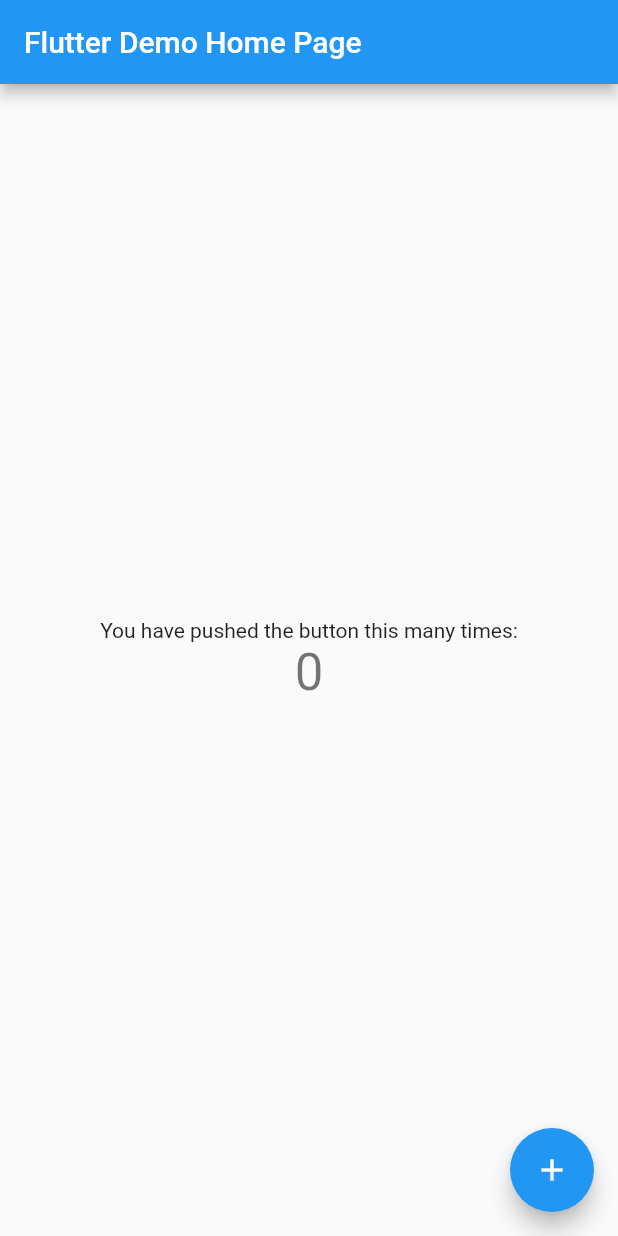
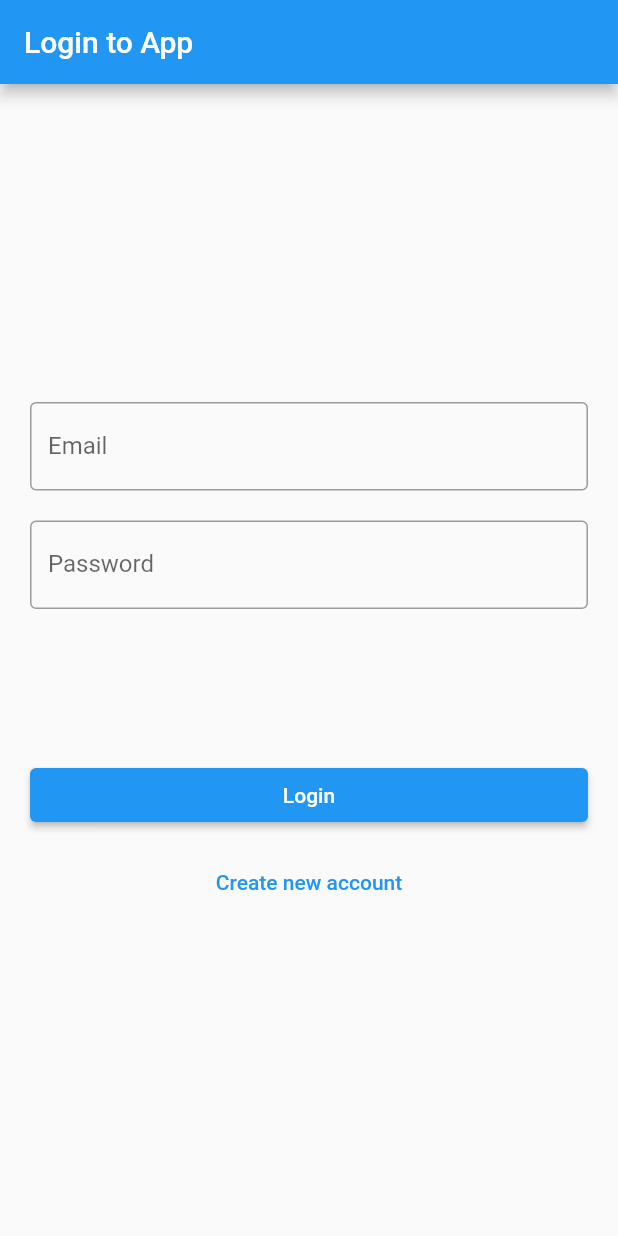
Before and after one commit to MarekD97/share-cost-app, a Flutter app: the screen it shows after launch, on a phone screen of 412 x 824 dp. Run offline on Flutter 3.47's test engine with Material 2 defaults, Android fonts, the phone set to English and light mode, and no system bars.

Commit message:
Add login view and routes

```diff
--- a/lib/main.dart
+++ b/lib/main.dart
@@ -1,115 +1,10 @@
 import 'package:flutter/material.dart';
 
+import 'routes.dart';
+
 void main() {
-  runApp(const MyApp());
+  runApp(MaterialApp(
+    title: 'Share Cost App',
+    routes: Routes.routes,
+  ));
 }
-
-class MyApp extends StatelessWidget {
-  const MyApp({super.key});
-
-  // This widget is the root of your application.
-  @override
-  Widget build(BuildContext context) {
-    return MaterialApp(
-      title: 'Flutter Demo',
-      theme: ThemeData(
-        // This is the theme of your application.
-        //
-        // Try running your application with "flutter run". You'll see the
-        // application has a blue toolbar. Then, without quitting the app, try
-        // changing the primarySwatch below to Colors.green and then invoke
-        // "hot reload" (press "r" in the console where you ran "flutter run",
-        // or simply save your changes to "hot reload" in a Flutter IDE).
-        // Notice that the counter didn't reset back to zero; the application
-        // is not restarted.
-        primarySwatch: Colors.blue,
-      ),
-      home: const MyHomePage(title: 'Flutter Demo Home Page'),
-    );
-  }
-}
-
-class MyHomePage extends StatefulWidget {
-  const MyHomePage({super.key, required this.title});
-
-  // This widget is the home page of your application. It is stateful, meaning
-  // that it has a State object (defined below) that contains fields that affect
-  // how it looks.
-
-  // This class is the configuration for the state. It holds the values (in this
-  // case the title) provided by the parent (in this case the App widget) and
-  // used by the build method of the State. Fields in a Widget subclass are
-  // always marked "final".
-
-  final String title;
-
-  @override
-  State<MyHomePage> createState() => _MyHomePageState();
-}
-
-class _MyHomePageState extends State<MyHomePage> {
-  int _counter = 0;
-
-  void _incrementCounter() {
-    setState(() {
-      // This call to setState tells the Flutter framework that something has
-      // changed in this State, which causes it to rerun the build method below
-      // so that the display can reflect the updated values. If we changed
-      // _counter without calling setState(), then the build method would not be
-      // called again, and so nothing would appear to happen.
-      _counter++;
-    });
-  }
-
-  @override
-  Widget build(BuildContext context) {
-    // This method is rerun every time setState is called, for instance as done
-    // by the _incrementCounter method above.
-    //
-    // The Flutter framework has been optimized to make rerunning build methods
-    // fast, so that you can just rebuild anything that needs updating rather
-    // than having to individually change instances of widgets.
-    return Scaffold(
-      appBar: AppBar(
-        // Here we take the value from the MyHomePage object that was created by
-        // the App.build method, and use it to set our appbar title.
-        title: Text(widget.title),
-      ),
-      body: Center(
-        // Center is a layout widget. It takes a single child and positions it
-        // in the middle of the parent.
-        child: Column(
-          // Column is also a layout widget. It takes a list of children and
-          // arranges them vertically. By default, it sizes itself to fit its
-          // children horizontally, and tries to be as tall as its parent.
-          //
-          // Invoke "debug painting" (press "p" in the console, choose the
-          // "Toggle Debug Paint" action from the Flutter Inspector in Android
-          // Studio, or the "Toggle Debug Paint" command in Visual Studio Code)
-          // to see the wireframe for each widget.
-          //
-          // Column has various properties to control how it sizes itself and
-          // how it positions its children. Here we use mainAxisAlignment to
-          // center the children vertically; the main axis here is the vertical
-          // axis because Columns are vertical (the cross axis would be
-          // horizontal).
-          mainAxisAlignment: MainAxisAlignment.center,
-          children: <Widget>[
-            const Text(
-              'You have pushed the button this many times:',
-            ),
-            Text(
-              '$_counter',
-              style: Theme.of(context).textTheme.headline4,
-            ),
-          ],
-        ),
-      ),
-      floatingActionButton: FloatingActionButton(
-        onPressed: _incrementCounter,
-        tooltip: 'Increment',
-        child: const Icon(Icons.add),
-      ), // This trailing comma makes auto-formatting nicer for build methods.
-    );
-  }
-}
--- a/lib/routes.dart
+++ b/lib/routes.dart
@@ -0,0 +1,12 @@
+import 'package:share_cost_app/views/login_view.dart';
+
+class Routes {
+
+  static const String home = '/';
+  static const String dashboard = '/dashboard';
+  static const String createExpense = '/create-expense';
+
+  static final routes = {
+    home: (context) => const LoginView(),
+  };
+}
--- /dev/null
+++ b/lib/views/login_view.dart
@@ -0,0 +1,39 @@
+import 'package:flutter/material.dart';
+
+class LoginView extends StatefulWidget {
+  const LoginView({Key? key}) : super(key: key);
+
+  @override
+  State<LoginView> createState() => _LoginViewState();
+}
+
+class _LoginViewState extends State<LoginView> {
+  @override
+  Widget build(BuildContext context) {
+    return Scaffold(
+      appBar: AppBar(title: const Text('Login to App')),
+      body: Center(
+        child: ListView(
+          padding: const EdgeInsets.all(20.0),
+          shrinkWrap: true,
+          children: [
+            const TextField(
+              decoration: InputDecoration(
+                  border: OutlineInputBorder(), labelText: 'Email'),
+            ),
+            const SizedBox(height: 20.0),
+            const TextField(
+              decoration: InputDecoration(
+                  border: OutlineInputBorder(), labelText: 'Password'),
+            ),
+            const SizedBox(height: 100.0),
+            ElevatedButton(onPressed: () {}, child: const Text('Login')),
+            const SizedBox(height: 10.0),
+            TextButton(
+                onPressed: () {}, child: const Text('Create new account'))
+          ],
+        ),
+      ),
+    );
+  }
+}
```
